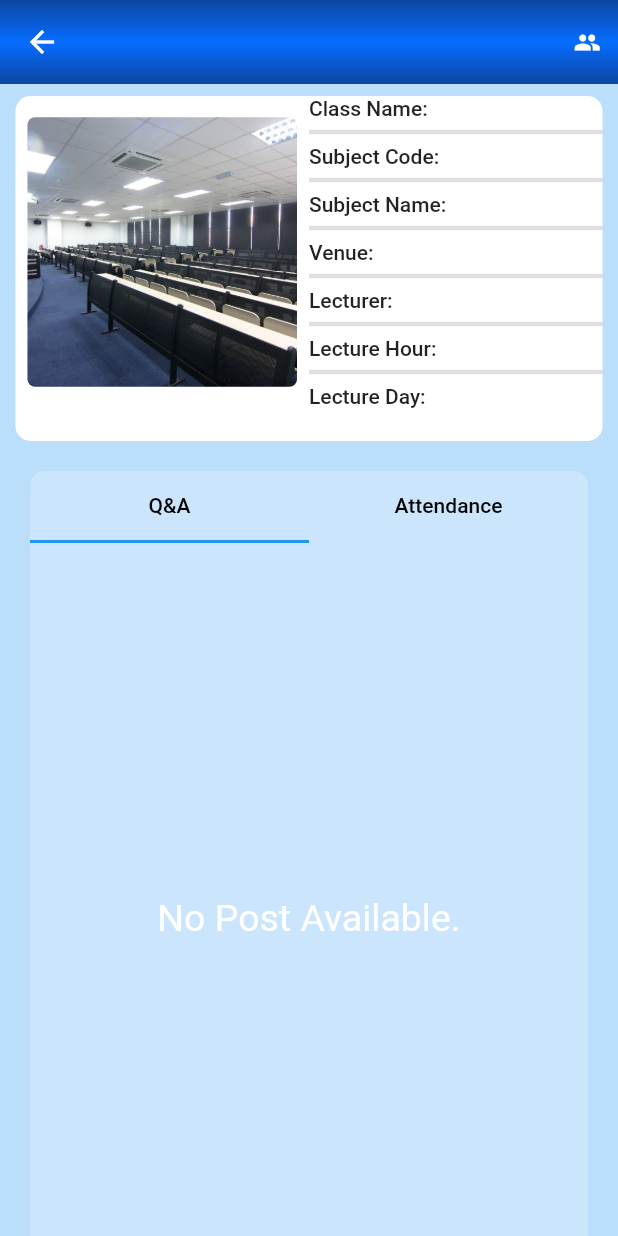
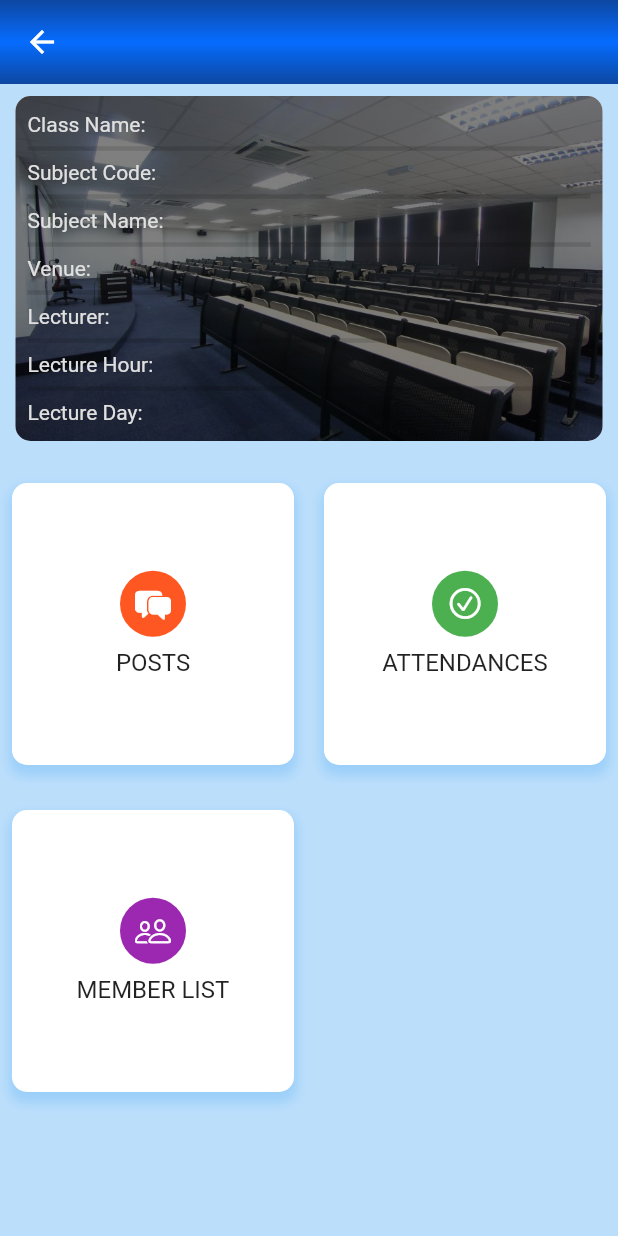
Before and after one commit to Poptan747/U-Marked, a Flutter app: the classDetail screen opened directly with empty values, on a phone screen of 412 x 824 dp. Run offline on Flutter 3.47's test engine with Material 2 defaults, Android fonts, the phone set to English and light mode, and no system bars; drawn by our look-alikes of getwidget; our stand-ins replace cloud_firestore, firebase_auth, firebase_core, firebase_messaging, firebase_storage, flutter_otp_text_field and 4 more; missing offline and left inert: firebase_app_check; accounts and stored records are empty; network calls fail.

Commit message:
update ui

```diff
--- a/lib/reusable_widget/appBar.dart
+++ b/lib/reusable_widget/appBar.dart
@@ -1,7 +1,8 @@
 import 'package:flutter/material.dart';
 import 'package:getwidget/getwidget.dart';
+import 'package:marquee/marquee.dart';
 import 'package:u_marked/reusable_widget/bottomSheet.dart';
-import 'package:u_marked/screens/memberList.dart';
+import 'package:u_marked/screens/class/memberList.dart';
 import 'gradientBackground.dart';
 
 GFAppBar myClassAppBar = GFAppBar(
@@ -24,7 +25,7 @@ GFAppBar myClassAppBar = GFAppBar(
   ],
 );
 
-GFAppBar classDetailsAppBar(String className,String lecturerID, String classID, BuildContext context){
+GFAppBar classDetailsAppBar(String className, BuildContext context){
   return GFAppBar(
     centerTitle: true,
     elevation: 0,
@@ -32,23 +33,7 @@ GFAppBar classDetailsAppBar(String className,String lecturerID, String classID,
     flexibleSpace: Container(
       decoration: myClassAppBarBackgroundDecoration,
     ),
-    title: Text(className),
-    actions: [
-    GFIconButton(
-      icon: Icon(
-        Icons.people,
-        color: Colors.white,
-      ),
-      onPressed: () {
-        Navigator.of(context).push(
-          MaterialPageRoute(
-            builder: (context) => memberList(classID: classID, lecturerID: lecturerID,),
-          ),
-        );
-      },
-      type: GFButtonType.transparent,
-    )
-    ],
+    title: SingleChildScrollView(scrollDirection:Axis.horizontal, child: Text(className)),
   );
 }
 
@@ -60,6 +45,16 @@ GFAppBar memberListAppBar = GFAppBar(
     decoration: myClassAppBarBackgroundDecoration,
   ),
   title: Text("Member List"),
+);
+
+GFAppBar AttendanceAppBar = GFAppBar(
+  centerTitle: true,
+  elevation: 0,
+  // automaticallyImplyLeading: false,
+  flexibleSpace: Container(
+    decoration: myClassAppBarBackgroundDecoration,
+  ),
+  title: Text("Attendance"),
 );
 
 GFAppBar chatroomAppBar(String userName) {
--- a/lib/screens/chat/newChatMessage.dart
+++ b/lib/screens/chat/newChatMessage.dart
@@ -107,11 +107,12 @@ class _newMessageState extends State<newMessage> {
     FirebaseFirestore.instance.collection('chatrooms').doc(chatroomID).collection('message').add({
       'message' : enteredMessage,
       'userID': FirebaseAuth.instance.currentUser!.uid,
+      'userImage': userData['imagePath'].toString().isEmpty? '' : userData['imagePath'],
       'userName': _name,
       'createAt': Timestamp.now(),
     });
 
-    FirebaseFirestore.instance.collection('chatrooms').doc(chatroomID).set({
+    FirebaseFirestore.instance.collection('chatrooms').doc(chatroomID).update({
       'latestMessage' : enteredMessage,
       'latestMessageTimestamp' : Timestamp.now(),
     });
--- a/lib/screens/chatroom.dart
+++ b/lib/screens/chatroom.dart
@@ -65,7 +65,7 @@ class _chatroomState extends State<chatroom> {
             children: [
               Expanded(child: chatMessages(chatroomID: chatRoomID,)),
               newMessage(chatRoomID: chatRoomID),
-              SizedBox(height: 10,)
+              const SizedBox(height: 10)
             ],
           ),
         ),
--- /dev/null
+++ b/lib/screens/class/classDetail.dart
@@ -0,0 +1,242 @@
+import 'package:cloud_firestore/cloud_firestore.dart';
+import 'package:flutter/cupertino.dart';
+import 'package:flutter/material.dart';
+import 'package:getwidget/getwidget.dart';
+import 'package:u_marked/reusable_widget/appBar.dart';
+import 'package:u_marked/reusable_widget/gradientBackground.dart';
+import 'package:u_marked/screens/attendance.dart';
+import 'package:u_marked/screens/class/memberList.dart';
+
+
+class classDetail extends StatefulWidget {
+
+  const classDetail({Key? key, required this.classID, required this.isStudent}) : super(key: key);
+  final String classID;
+  final bool isStudent;
+
+  @override
+  State<classDetail> createState() => _classDetailState();
+}
+var _showDataMap = <String, String>{};
+
+class _classDetailState extends State<classDetail> {
+
+  var _appBarTitle ='';
+  var _lecID='';
+  var _isLoading = true;
+
+  @override
+  void initState() {
+    super.initState();
+    loadData();
+    print(widget.classID);
+  }
+
+  loadData() async{
+    var _classID = widget.classID;
+    var _isStudent = widget.isStudent;
+    var _className ='';
+
+
+    final classCollection = await FirebaseFirestore.instance.collection('classes').doc(_classID).get();
+    final classData = await classCollection.data() as Map<String, dynamic>;
+
+    final subjectCollection = await FirebaseFirestore.instance.collection('subjects').doc(classData['subjectID']).get();
+    final subjectData = await subjectCollection.data() as Map<String, dynamic>;
+
+    final lecturerCollection = await FirebaseFirestore.instance.collection('lecturers').doc(classData['lecturerID']).get();
+    final lecturerData = await lecturerCollection.data() as Map<String, dynamic>;
+
+    if(classData['className'] == null || classData['className'].isEmpty){
+      _className = classData['subjectID'] + subjectData['name'];
+    }else{
+      _className = classData['className'];
+    }
+    setState(() {
+      _appBarTitle = _className;
+      _showDataMap['className'] = _className;
+      _showDataMap['subjectCode'] = classData['subjectID'];
+      _showDataMap['subjectName'] = subjectData['name'];
+      _showDataMap['location'] = classData['locationID'];
+      _showDataMap['lecturerName'] = lecturerData['name'];
+      _lecID = classData['lecturerID'];
+      _showDataMap['lectureHour'] = classData['lectureHour'];
+      _showDataMap['lectureDay'] = classData['lectureDay'];
+      _isLoading = false;
+      print(_showDataMap);
+      print('done running');
+    });
+  }
+
+  @override
+  Widget build(BuildContext context) {
+    return Scaffold(
+      appBar: classDetailsAppBar(_appBarTitle,context),
+      body: SafeArea(
+        child: Container(
+          height: MediaQuery.of(context).size.height,
+          color: Colors.blue.shade100,
+          child: SingleChildScrollView(
+            child: Column(
+              children: [
+                FractionallySizedBox(
+                  widthFactor: 0.95,
+                  child: Padding(
+                    padding: const EdgeInsets.only(top: 8),
+                    child: _isLoading? const Center(child: CircularProgressIndicator(),) : showClassDetail(),
+                  ),
+                ),
+                const SizedBox(height: 20),
+                Padding(
+                  padding: const EdgeInsets.all(8.0),
+                  child: Container(
+                    color: Colors.blue.shade100,
+                    child: GridView.count(
+                      shrinkWrap: true,
+                      physics: const NeverScrollableScrollPhysics(),
+                      crossAxisCount: 2,
+                      crossAxisSpacing: 20,
+                      mainAxisSpacing: 30,
+                      children: [
+                        itemDashboard('Posts', CupertinoIcons.bubble_left_bubble_right_fill, Colors.deepOrange, 1),
+                        itemDashboard('Attendances', CupertinoIcons.check_mark_circled, Colors.green, 2),
+                        itemDashboard('Member List', CupertinoIcons.person_2, Colors.purple, 3),
+                      ],
+                    ),
+                  ),
+                ),
+                const SizedBox(height: 10)
+              ],
+            ),
+          ),
+        ),
+      ),
+    );
+  }
+
+  itemDashboard(String title, IconData iconData, Color background , int index) => GestureDetector(
+    onTap: (){
+      switch (index) {
+        case 1:
+        // do something
+          break;
+        case 2:
+        // do something else attendanceWidget
+          Navigator.of(context).push(
+            MaterialPageRoute(
+              builder: (context) => attendanceWidget(isStudent: widget.isStudent,classID: widget.classID),
+            ),
+          );
+          break;
+        case 3 :
+          Navigator.of(context).push(
+            MaterialPageRoute(
+              builder: (context) => memberList(classID: widget.classID, lecturerID: _lecID),
+            ),
+          );
+          break;
+      }
+    },
+    child: Container(
+      decoration: BoxDecoration(
+          color: Colors.white,
+          borderRadius: BorderRadius.circular(10),
+          boxShadow: [
+            BoxShadow(
+                offset: const Offset(0, 5),
+                color: Theme.of(context).primaryColor.withOpacity(.2),
+                spreadRadius: 2,
+                blurRadius: 5
+            )
+          ]
+      ),
+      child: Column(
+        mainAxisAlignment: MainAxisAlignment.center,
+        children: [
+          Container(
+              padding: const EdgeInsets.all(10),
+              decoration: BoxDecoration(
+                color: background,
+                shape: BoxShape.circle,
+              ),
+              child: Icon(iconData, color: Colors.white)
+          ),
+          const SizedBox(height: 8),
+          Text(title.toUpperCase(), style: Theme.of(context).textTheme.titleMedium)
+        ],
+      ),
+    ),
+  );
+}
+
+Container showClassDetail(){
+return Container(
+  height: 230,
+  decoration: const BoxDecoration(
+    borderRadius: BorderRadius.all(Radius.circular(10)),
+    color: Colors.white,),
+  child: GFImageOverlay(
+    height: 200,
+    width: 300,
+    image: AssetImage('images/location/IEB.jpg'),
+    borderRadius: const BorderRadius.all(Radius.circular(10)),
+    colorFilter: ColorFilter.mode(Colors.black.withOpacity(0.5), BlendMode.darken),
+    child: Padding(
+      padding: const EdgeInsets.all(8.0),
+      child: Column(
+        crossAxisAlignment: CrossAxisAlignment.start,
+        mainAxisAlignment: MainAxisAlignment.center,
+        children: [
+          Row(
+            children: [
+              const Text('Class Name: ',style: TextStyle(color: GFColors.LIGHT),),
+              Expanded(child: Text('${_showDataMap["className"]}',style: const TextStyle(color: GFColors.WHITE),)),
+            ],
+          ),
+          Divider(thickness: 3),
+          Row(
+            children: [
+              const Text('Subject Code: ',style: TextStyle(color: GFColors.LIGHT),),
+              Expanded(child: Text('${_showDataMap["subjectCode"]}',style: const TextStyle(color: GFColors.WHITE),)),
+            ],
+          ),
+          const Divider(thickness: 3),
+          Row(
+            children: [
+              const Text('Subject Name: ',style: TextStyle(color: GFColors.LIGHT),),
+              Expanded(child: Text('${_showDataMap["subjectName"]}',style: const TextStyle(color: GFColors.WHITE),)),
+            ],
+          ),
+          const Divider(thickness: 3),
+          Row(
+            children: [
+              const Text('Venue: ',style: TextStyle(color: GFColors.LIGHT),),
+              Expanded(child: Text('${_showDataMap["location"]}',style: const TextStyle(color: GFColors.WHITE),)),
+            ],
+          ),
+          const Divider(thickness: 3),
+          Row(
+            children: [
+              const Text('Lecturer: ',style: TextStyle(color: GFColors.LIGHT),),
+              Expanded(child: Text('${_showDataMap["lecturerName"]}',style: const TextStyle(color: GFColors.WHITE),)),
+            ],
+          ),
+          const Divider(thickness: 3),
+          Row(
+            children: [
+              const Text('Lecture Hour: ',style: TextStyle(color: GFColors.LIGHT),),
+              Expanded(child: Text('${_showDataMap["lectureHour"]}',style: const TextStyle(color: GFColors.WHITE),)),
+            ],
+          ),
+          const Divider(thickness: 3),
+          Row(
+            children: [
+              const Text('Lecture Day: ',style: TextStyle(color: GFColors.LIGHT),),
+              Text('${_showDataMap["lectureDay"]}',style: const TextStyle(color: GFColors.WHITE),),
+            ],
+          ),
+        ],
+      ),
+    ),
+  ),
+);}
--- a/lib/screens/classDetail.dart
+++ /dev/null
@@ -1,212 +0,0 @@
-import 'package:cloud_firestore/cloud_firestore.dart';
-import 'package:flutter/material.dart';
-import 'package:u_marked/reusable_widget/appBar.dart';
-import 'package:u_marked/reusable_widget/gradientBackground.dart';
-import 'package:u_marked/screens/attendance.dart';
-
-
-class classDetail extends StatefulWidget {
-
-  const classDetail({Key? key, required this.classID, required this.isStudent}) : super(key: key);
-  final String classID;
-  final bool isStudent;
-
-  @override
-  State<classDetail> createState() => _classDetailState();
-}
-var _showDataMap = <String, String>{};
-
-class _classDetailState extends State<classDetail> {
-
-  var _appBarTitle ='';
-  var _lecID='';
-  var _isLoading = true;
-
-  @override
-  void initState() {
-    super.initState();
-    loadData();
-    print(widget.classID);
-  }
-
-  loadData() async{
-    var _classID = widget.classID;
-    var _isStudent = widget.isStudent;
-    var _className ='';
-
-
-    final classCollection = await FirebaseFirestore.instance.collection('classes').doc(_classID).get();
-    final classData = await classCollection.data() as Map<String, dynamic>;
-
-    final subjectCollection = await FirebaseFirestore.instance.collection('subjects').doc(classData['subjectID']).get();
-    final subjectData = await subjectCollection.data() as Map<String, dynamic>;
-
-    final lecturerCollection = await FirebaseFirestore.instance.collection('lecturers').doc(classData['lecturerID']).get();
-    final lecturerData = await lecturerCollection.data() as Map<String, dynamic>;
-
-    if(classData['className'] == null || classData['className'].isEmpty){
-      _className = classData['subjectID'] + subjectData['name'];
-    }else{
-      _className = classData['className'];
-    }
-    setState(() {
-      _appBarTitle = _className;
-      _showDataMap['className'] = _className;
-      _showDataMap['subjectCode'] = classData['subjectID'];
-      _showDataMap['subjectName'] = subjectData['name'];
-      _showDataMap['location'] = classData['locationID'];
-      _showDataMap['lecturerName'] = lecturerData['name'];
-      _lecID = classData['lecturerID'];
-      _showDataMap['lectureHour'] = classData['lectureHour'];
-      _showDataMap['lectureDay'] = classData['lectureDay'];
-      _isLoading = false;
-      print(_showDataMap);
-      print('done running');
-    });
-  }
-
-  @override
-  Widget build(BuildContext context) {
-    return Scaffold(
-      appBar: classDetailsAppBar(_appBarTitle,_lecID,widget.classID,context),
-      body: SafeArea(
-        child: Container(
-          height: MediaQuery.of(context).size.height,
-          color: Colors.blue.shade100,
-          child: SingleChildScrollView(
-            child: Column(
-              children: [
-                FractionallySizedBox(
-                  widthFactor: 0.95,
-                  child: Padding(
-                    padding: const EdgeInsets.only(top: 8),
-                    child: _isLoading? Center(child: CircularProgressIndicator(),) : showClassDetail(),
-                  ),
-                ),
-                SizedBox(height: 20,),
-                Padding(
-                  padding: const EdgeInsets.only(left: 20,right: 20),
-                  child: Container(
-                    decoration: BoxDecoration(
-                      color: Colors.white24,
-                      borderRadius: BorderRadius.all(Radius.circular(10)),
-                    ),
-                    child: DefaultTabController(
-                      length: 2,
-                      child: Column(
-                        children: [
-                          const TabBar(
-                              tabs: [
-                                Tab(child: Text('Q&A',style: TextStyle(color: Colors.black),)),
-                                Tab(child: Text('Attendance',style: TextStyle(color: Colors.black),)),
-                              ]),
-                          Container(
-                            height: 500,
-                            child: TabBarView(
-                              children: [
-                                // Content for Tab 1
-                                Center(child: Text('No Post Available.',style: TextStyle(
-                                    color: Colors.white,
-                                    fontSize: 25
-                                ))),
-                                // Content for Tab 2
-                                Center(child: attendanceWidget(isStudent: widget.isStudent,classID: widget.classID,)),
-                              ],
-                            ),
-                          )
-                        ],
-                      ),
-                    ),
-                  ),
-                ),
-                SizedBox(height: 10,)
-              ],
-            ),
-          ),
-        ),
-      ),
-    );
-  }
-}
-
-Container showClassDetail(){
-  final double _fontSize = 14;
-return Container(
-  height: 230,
-  decoration: const BoxDecoration(
-    borderRadius: BorderRadius.all(Radius.circular(10)),
-    color: Colors.white,),
-  child: SingleChildScrollView(
-    child: Row(
-      children: [
-        Expanded(
-          child: Padding(
-            padding: const EdgeInsets.all(8.0),
-              child: AspectRatio(aspectRatio: 1,
-                child: ClipRRect(
-                    borderRadius: BorderRadius.circular(5),
-                    child: Image.asset('images/location/IEB.jpg',fit: BoxFit.cover,)
-                )
-              ),
-          ),
-        ),
-        Expanded(
-          child: Column(
-            mainAxisAlignment: MainAxisAlignment.center,
-            crossAxisAlignment: CrossAxisAlignment.start,
-              children: [
-                Row(
-                  children: [
-                    Text('Class Name: ',style: TextStyle(fontSize: _fontSize,fontWeight: FontWeight.w500),),
-                    Expanded(child: Text('${_showDataMap["className"]}',style: TextStyle(fontSize: _fontSize,fontWeight: FontWeight.w300),)),
-                  ],
-                ),
-                Divider(thickness: 3),
-                Row(
-                  children: [
-                    Text('Subject Code: ',style: TextStyle(fontSize: _fontSize,fontWeight: FontWeight.w500),),
-                    Expanded(child: Text('${_showDataMap["subjectCode"]}',style: TextStyle(fontSize: _fontSize,fontWeight: FontWeight.w300),)),
-                  ],
-                ),
-                Divider(thickness: 3),
-                Row(
-                  children: [
-                    Text('Subject Name: ',style: TextStyle(fontSize: _fontSize,fontWeight: FontWeight.w500),),
-                    Expanded(child: Text('${_showDataMap["subjectName"]}',style: TextStyle(fontSize: _fontSize,fontWeight: FontWeight.w300),)),
-                  ],
-                ),
-                Divider(thickness: 3),
-                Row(
-                  children: [
-                    Text('Venue: ',style: TextStyle(fontSize: _fontSize,fontWeight: FontWeight.w500),),
-                    Expanded(child: Text('${_showDataMap["location"]}',style: TextStyle(fontSize: _fontSize,fontWeight: FontWeight.w300),)),
-                  ],
-                ),
-                Divider(thickness: 3),
-                Row(
-                  children: [
-                    Text('Lecturer: ',style: TextStyle(fontSize: _fontSize,fontWeight: FontWeight.w500),),
-                    Expanded(child: Text('${_showDataMap["lecturerName"]}',style: TextStyle(fontSize: _fontSize,fontWeight: FontWeight.w300),)),
-                  ],
-                ),
-                Divider(thickness: 3),
-                Row(
-                  children: [
-                    Text('Lecture Hour: ',style: TextStyle(fontSize: _fontSize,fontWeight: FontWeight.w500),),
-                    Expanded(child: Text('${_showDataMap["lectureHour"]}',style: TextStyle(fontSize: _fontSize,fontWeight: FontWeight.w300),)),
-                  ],
-                ),
-                Divider(thickness: 3),
-                Row(
-                  children: [
-                    Text('Lecture Day: ',style: TextStyle(fontSize: _fontSize,fontWeight: FontWeight.w500),),
-                    Text('${_showDataMap["lectureDay"]}',style: TextStyle(fontSize: _fontSize,fontWeight: FontWeight.w300),),
-                  ],
-                ),
-              ],
-          ),
-        )
-      ],
-    ),
-  ),
-);}
--- a/lib/screens/home/home.dart
+++ b/lib/screens/home/home.dart
@@ -6,7 +6,7 @@ import 'package:u_marked/screens/admin/adminHome.dart';
 import 'package:u_marked/screens/home/homePage.dart';
 import 'package:u_marked/screens/home/inbox.dart';
 import 'package:u_marked/screens/home/settings.dart';
-import '../myClass.dart';
+import '../class/myClass.dart';
 
 
 class home extends StatefulWidget {
--- a/lib/screens/profile/profilePage.dart
+++ b/lib/screens/profile/profilePage.dart
@@ -123,9 +123,9 @@ class _ProfilePageState extends State<ProfilePage> {
                                 children: [
                                   Text(_name,style: whiteTextStyle),
                                   Text(_isStudent? _studentID : _lecturerID,style: whiteTextStyle),
-                                  Text(_batch,style: whiteTextStyle),
+                                  _batch.trim().isNotEmpty ? Text(_batch,style: whiteTextStyle) : const SizedBox(),
                                   Text(_email,style: whiteTextStyle),
-                                  Text(_phoneNum,style: whiteTextStyle),
+                                  _phoneNum==null?Text(_phoneNum,style: whiteTextStyle) : const SizedBox(),
                                 ],
                               ),
                             ),
--- a/pubspec.yaml
+++ b/pubspec.yaml
@@ -35,6 +35,8 @@ dependencies:
   cupertino_icons: ^1.0.2
   intl_phone_field: ^3.2.0
   flutter_otp_text_field: ^1.1.1
+  marquee: ^2.2.3
+  table_calendar: ^3.0.9
   firebase_core: ^2.15.0
   firebase_auth: ^4.7.2
   cloud_firestore: ^4.8.4
```
Also changed, not shown: lib/screens/attendance.dart (+18 -2 lines), lib/screens/chat/chatMessage.dart (+5 -4 lines), lib/screens/chat/message_bubble.dart (+8 -3 lines), lib/screens/class/classList.dart (renamed from lib/screens/classList.dart, +6 -8 lines), lib/screens/home/homePage.dart (+4 -6 lines), lib/screens/home/inbox.dart (+25 -7 lines), lib/models/userModel.dart (line endings or trailing spaces), lib/screens/class/memberList.dart (renamed from lib/screens/memberList.dart), lib/screens/class/myClass.dart (renamed from lib/screens/myClass.dart), pubspec.lock.
